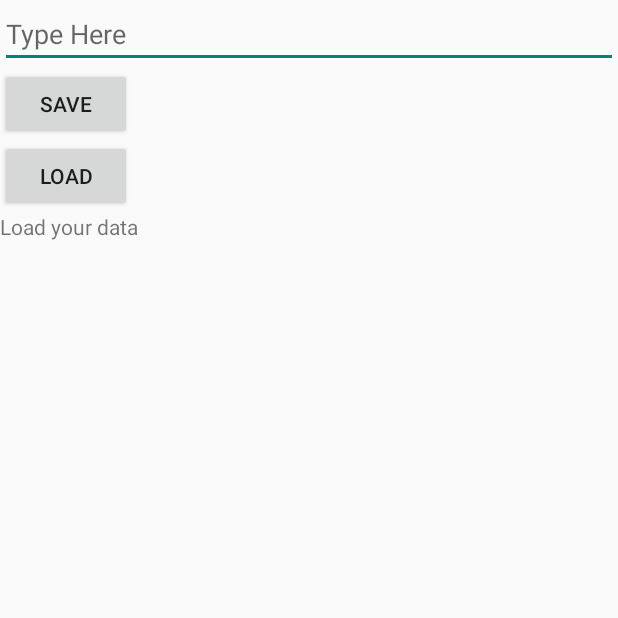
After one commit to ataha/YoutubeCourse, an Android app: the SharedPrefs screen opened directly, with no data from a screen before it, on a phone screen of 412 x 824 dp, the top half of it. The commit adds this screen. Run offline under Robolectric (Android 15) with nearby library versions, the phone set to English and light mode, and no system bars.

Commit message:
YouTube Android course

```diff
--- a/app/src/main/java/com/ahmed/youtubecourse/Menu.java
+++ b/app/src/main/java/com/ahmed/youtubecourse/Menu.java
@@ -14,7 +14,7 @@ import android.widget.ListView;
  */
 public class Menu extends ListActivity {
 
-    String classes[] = {"Tabs", "MainActivity", "SimpleBrowser"};
+    String classes[] = {"Tabs", "MainActivity", "SimpleBrowser", "SharedPrefs"};
 
 
     @Override
--- /dev/null
+++ b/app/src/main/java/com/ahmed/youtubecourse/SharedPrefs.java
@@ -0,0 +1,64 @@
+package com.ahmed.youtubecourse;
+
+import android.app.Activity;
+
+import android.content.SharedPreferences;
+import android.os.Bundle;
+import android.view.View.OnClickListener;
+import android.view.View;
+import android.widget.Button;
+import android.widget.EditText;
+import android.widget.TextView;
+
+
+public class SharedPrefs extends Activity implements OnClickListener {
+
+    EditText sharedData;
+    TextView dataResults;
+    public static String filename = "MySharedString";
+    SharedPreferences sharedPreferences;
+
+    @Override
+    protected void onCreate(Bundle savedInstanceState) {
+        super.onCreate(savedInstanceState);
+        setContentView(R.layout.sharedprefs);
+        initialize();
+        sharedPreferences = getSharedPreferences(filename, 0);
+    }
+
+    private void initialize() {
+
+        Button save = (Button) findViewById(R.id.bSave);
+        Button load = (Button) findViewById(R.id.bLoad);
+        sharedData = (EditText) findViewById(R.id.edSharedPrefs);
+        dataResults = (TextView) findViewById(R.id.tvShowResults);
+        save.setOnClickListener(this);
+        load.setOnClickListener(this);
+
+    }
+
+    @Override
+    public void onClick(View v) {
+        switch (v.getId()) {
+
+            case R.id.bSave:
+
+                String stringData = sharedData.getText().toString();
+                SharedPreferences.Editor editor = sharedPreferences.edit();
+                editor.putString("sharedString", stringData);
+                editor.commit();
+
+
+                break;
+
+            case R.id.bLoad:
+
+                sharedPreferences = getSharedPreferences(filename, 0);
+                String dataReturned = sharedPreferences.getString("sharedString", "Could not load");
+                dataResults.setText(dataReturned);
+
+                break;
+        }
+
+    }
+}
--- /dev/null
+++ b/app/src/main/res/layout/sharedprefs.xml
@@ -0,0 +1,30 @@
+<LinearLayout xmlns:android="http://schemas.android.com/apk/res/android"
+    android:orientation="vertical"
+    android:layout_width="match_parent"
+    android:layout_height="match_parent">
+
+    <EditText
+        android:id="@+id/edSharedPrefs"
+        android:layout_width="match_parent"
+        android:layout_height="wrap_content"
+        android:hint="Type Here" />
+
+    <Button
+        android:id="@+id/bSave"
+        android:layout_width="wrap_content"
+        android:layout_height="wrap_content"
+        android:text="Save" />
+
+    <Button
+        android:layout_width="wrap_content"
+        android:layout_height="wrap_content"
+        android:id="@+id/bLoad"
+        android:text="Load" />
+
+    <TextView
+        android:id="@+id/tvLoadSharedPrefs"
+        android:layout_width="wrap_content"
+        android:layout_height="wrap_content"
+        android:text="Load your data" />
+
+</LinearLayout>
--- a/app/src/main/res/values/strings.xml
+++ b/app/src/main/res/values/strings.xml
@@ -8,5 +8,6 @@
     <string name="title_activity_tabs">Tabs</string>
     <string name="title_activity_about">About</string>
     <string name="title_activity_simple_browser">SimpleBrowser</string>
+    <string name="title_activity_shared_prefs">SharedPrefs</string>
 
 </resources>
```
Also changed, not shown: app/src/main/AndroidManifest.xml (+5 -2 lines), app/src/main/res/menu/menu_shared_prefs.xml (added, +7 -0 lines).
